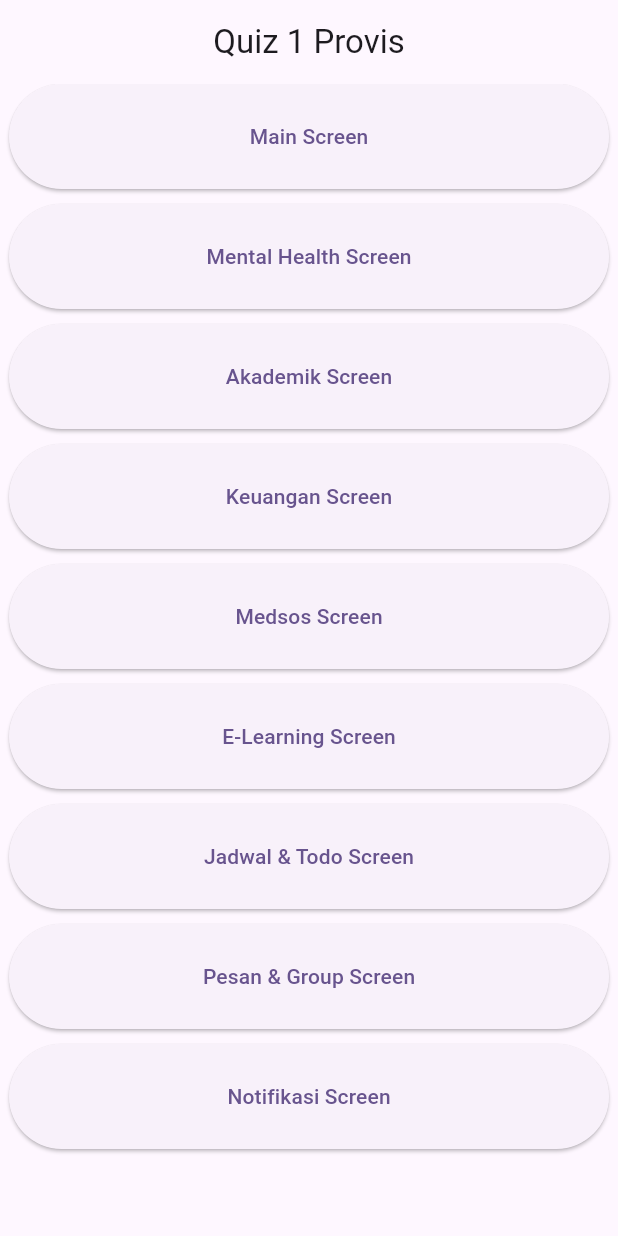
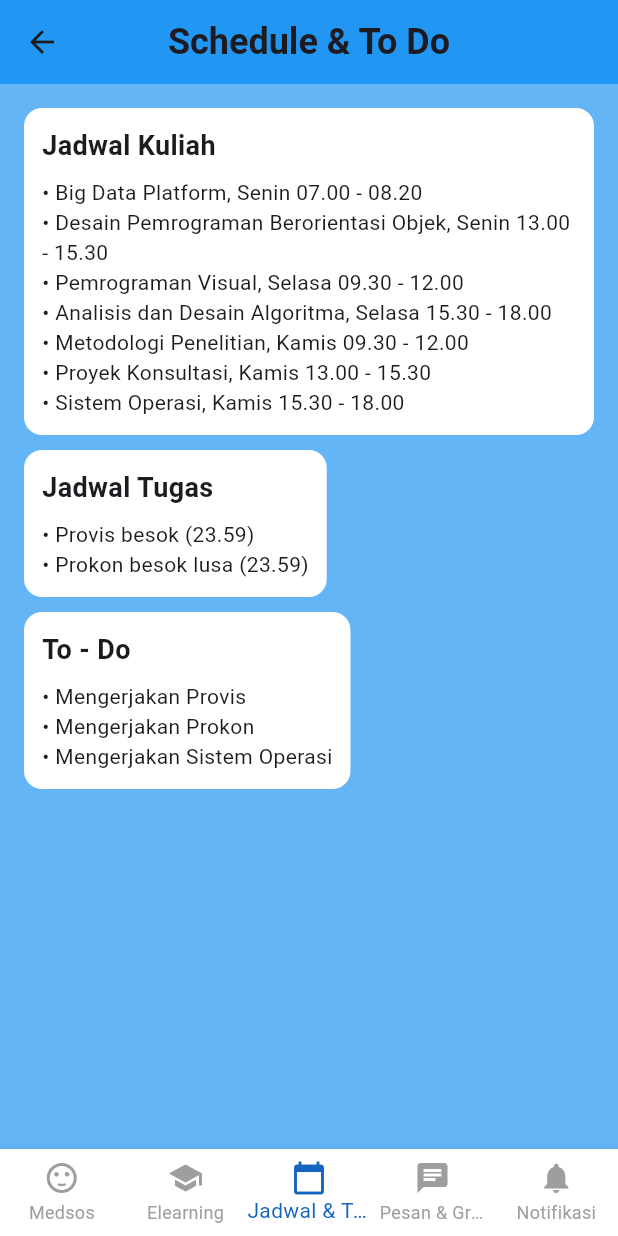
Before and after one commit to DatBoiSUS-Baka/Quiz1Provis, a Flutter app: the screen it shows after launch, after a tap on "Jadwal & Todo Screen", on a phone screen of 412 x 824 dp. Run offline on Flutter 3.47's test engine with Material 3 defaults, Android fonts, the phone set to English and light mode, and no system bars.

Commit message:
menambahkan jadwal, elearning, dan todo

```diff
--- a/quiz_1_application/lib/main.dart
+++ b/quiz_1_application/lib/main.dart
@@ -1,9 +1,11 @@
 import 'package:flutter/material.dart';
+import 'package:quiz_1_application/screens/jadwaltodo.dart';
 import 'package:quiz_1_application/screens/main_screen.dart';
 import 'package:quiz_1_application/screens/mental.dart';
 import 'package:quiz_1_application/screens/akademik.dart';
 import 'package:quiz_1_application/screens/keuangan.dart';
 import 'package:quiz_1_application/screens/medsos.dart';
+import 'package:quiz_1_application/screens/elearning.dart';
 
 void main() {
   runApp(const MyApp());
@@ -29,6 +31,8 @@ class MyApp extends StatelessWidget {
         '/akademik': (context) => const AkademikScreen(),
         '/keuangan': (context) => const FinancialScreen(),
         '/medsos': (context) => const SocialMediaScreen(),
+        '/elearning': (context) => const ElearningScreen(),
+        '/jadwaltodo': (context) => const ScheduleTodoScreen(),
       },
     );
   }
@@ -126,7 +130,9 @@ class MyHomePage extends StatelessWidget {
               Padding(
                 padding: EdgeInsets.only(bottom: 10),
                 child: ElevatedButton(
-                  onPressed: () {},
+                  onPressed: () {
+                    Navigator.pushNamed(context, '/jadwaltodo');
+                  },
                   style: ElevatedButton.styleFrom(
                     minimumSize: const Size(400, 70),
                   ),
--- a/quiz_1_application/lib/screens/elearning.dart
+++ b/quiz_1_application/lib/screens/elearning.dart
@@ -5,6 +5,8 @@ void main() {
 }
 
 class ElearningApp extends StatelessWidget {
+  const ElearningApp({super.key});
+
   @override
   Widget build(BuildContext context) {
     return MaterialApp(
@@ -15,6 +17,8 @@ class ElearningApp extends StatelessWidget {
 }
 
 class ElearningScreen extends StatelessWidget {
+  const ElearningScreen({super.key});
+
   @override
   Widget build(BuildContext context) {
     return Scaffold(
@@ -38,17 +42,29 @@ class ElearningScreen extends StatelessWidget {
       ),
       bottomNavigationBar: BottomNavigationBar(
         currentIndex: 1, // Menandai Elearning sebagai halaman aktif
-        selectedItemColor: Colors.cyan.shade800,
+        selectedItemColor: Colors.blue,
         unselectedItemColor: Colors.grey,
         backgroundColor: Colors.white,
         showUnselectedLabels: true,
         type: BottomNavigationBarType.fixed,
         items: [
-          BottomNavigationBarItem(icon: Icon(Icons.sentiment_satisfied), label: "Medsos"),
+          BottomNavigationBarItem(
+            icon: Icon(Icons.sentiment_satisfied),
+            label: "Medsos",
+          ),
           BottomNavigationBarItem(icon: Icon(Icons.school), label: "Elearning"),
-          BottomNavigationBarItem(icon: Icon(Icons.calendar_today), label: "Jadwal & Todo"),
-          BottomNavigationBarItem(icon: Icon(Icons.chat), label: "Pesan & Group"),
-          BottomNavigationBarItem(icon: Icon(Icons.notifications), label: "Notifikasi"),
+          BottomNavigationBarItem(
+            icon: Icon(Icons.calendar_today),
+            label: "Jadwal & Todo",
+          ),
+          BottomNavigationBarItem(
+            icon: Icon(Icons.chat),
+            label: "Pesan & Group",
+          ),
+          BottomNavigationBarItem(
+            icon: Icon(Icons.notifications),
+            label: "Notifikasi",
+          ),
         ],
       ),
     );
@@ -56,8 +72,12 @@ class ElearningScreen extends StatelessWidget {
 
   Widget courseCard(int index) {
     List<String> titles = [
-      "Pemrograman Visual", "Big Data Platform", "Proyek Konsultasi",
-      "Sistem Operasi", "Metodologi Penelitian", "Analisis Data"
+      "Pemrograman Visual",
+      "Big Data Platform",
+      "Proyek Konsultasi",
+      "Sistem Operasi",
+      "Metodologi Penelitian",
+      "Analisis Data",
     ];
     return Container(
       decoration: BoxDecoration(
@@ -78,7 +98,9 @@ class ElearningScreen extends StatelessWidget {
           ),
           Padding(
             padding: EdgeInsets.all(8.0),
-            child: Text("Mata Kuliah ini memiliki tugas yang harus dikerjakan."),
+            child: Text(
+              "Mata Kuliah ini memiliki tugas yang harus dikerjakan.",
+            ),
           ),
         ],
       ),
--- /dev/null
+++ b/quiz_1_application/lib/screens/jadwaltodo.dart
@@ -0,0 +1,115 @@
+import 'package:flutter/material.dart';
+
+void main() {
+  runApp(ScheduleTodoApp());
+}
+
+class ScheduleTodoApp extends StatelessWidget {
+  const ScheduleTodoApp({super.key});
+
+  @override
+  Widget build(BuildContext context) {
+    return MaterialApp(
+      debugShowCheckedModeBanner: false,
+      home: ScheduleTodoScreen(),
+    );
+  }
+}
+
+class ScheduleTodoScreen extends StatelessWidget {
+  const ScheduleTodoScreen({super.key});
+
+  @override
+  Widget build(BuildContext context) {
+    return Scaffold(
+      backgroundColor: Colors.blue.shade300,
+      appBar: AppBar(
+        backgroundColor: Colors.blue.shade500,
+        title: Text(
+          "Schedule & To Do",
+          style: TextStyle(fontWeight: FontWeight.bold, fontSize: 24),
+        ),
+        centerTitle: true,
+      ),
+      body: Padding(
+        padding: EdgeInsets.all(16.0),
+        child: Column(
+          crossAxisAlignment: CrossAxisAlignment.start,
+          children: [
+            scheduleCard("Jadwal Kuliah", [
+              "Big Data Platform, Senin 07.00 - 08.20",
+              "Desain Pemrograman Berorientasi Objek, Senin 13.00 - 15.30",
+              "Pemrograman Visual, Selasa 09.30 - 12.00",
+              "Analisis dan Desain Algoritma, Selasa 15.30 - 18.00",
+              "Metodologi Penelitian, Kamis 09.30 - 12.00",
+              "Proyek Konsultasi, Kamis 13.00 - 15.30",
+              "Sistem Operasi, Kamis 15.30 - 18.00",
+            ]),
+            SizedBox(height: 10),
+            scheduleCard("Jadwal Tugas", [
+              "Provis besok (23.59)",
+              "Prokon besok lusa (23.59)",
+            ]),
+            SizedBox(height: 10),
+            scheduleCard("To - Do", [
+              "Mengerjakan Provis",
+              "Mengerjakan Prokon",
+              "Mengerjakan Sistem Operasi",
+            ]),
+          ],
+        ),
+      ),
+      bottomNavigationBar: BottomNavigationBar(
+        currentIndex: 2,
+        selectedItemColor: Colors.blue.shade800,
+        unselectedItemColor: Colors.grey,
+        backgroundColor: Colors.white,
+        showUnselectedLabels: true,
+        type: BottomNavigationBarType.fixed,
+        items: [
+          BottomNavigationBarItem(
+            icon: Icon(Icons.sentiment_satisfied),
+            label: "Medsos",
+          ),
+          BottomNavigationBarItem(icon: Icon(Icons.school), label: "Elearning"),
+          BottomNavigationBarItem(
+            icon: Icon(Icons.calendar_today),
+            label: "Jadwal & Todo",
+          ),
+          BottomNavigationBarItem(
+            icon: Icon(Icons.chat),
+            label: "Pesan & Group",
+          ),
+          BottomNavigationBarItem(
+            icon: Icon(Icons.notifications),
+            label: "Notifikasi",
+          ),
+        ],
+      ),
+    );
+  }
+
+  Widget scheduleCard(String title, List<String> items) {
+    return Container(
+      padding: EdgeInsets.all(12),
+      decoration: BoxDecoration(
+        color: Colors.white,
+        borderRadius: BorderRadius.circular(12),
+      ),
+      child: Column(
+        crossAxisAlignment: CrossAxisAlignment.start,
+        children: [
+          Text(
+            title,
+            style: TextStyle(fontWeight: FontWeight.bold, fontSize: 18),
+          ),
+          SizedBox(height: 8),
+          Column(
+            crossAxisAlignment: CrossAxisAlignment.start,
+            children: items.map((item) => Text("• $item")).toList(),
+          ),
+        ],
+      ),
+    );
+  }
+}
```
Also changed, not shown: quiz_1_application/lib/screens/pesan.dart (added, +129 -0 lines).
